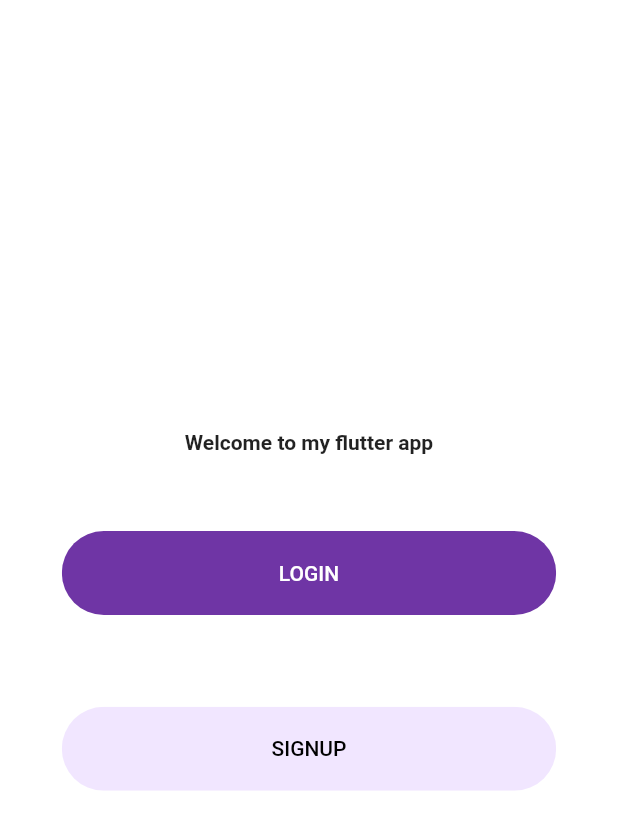
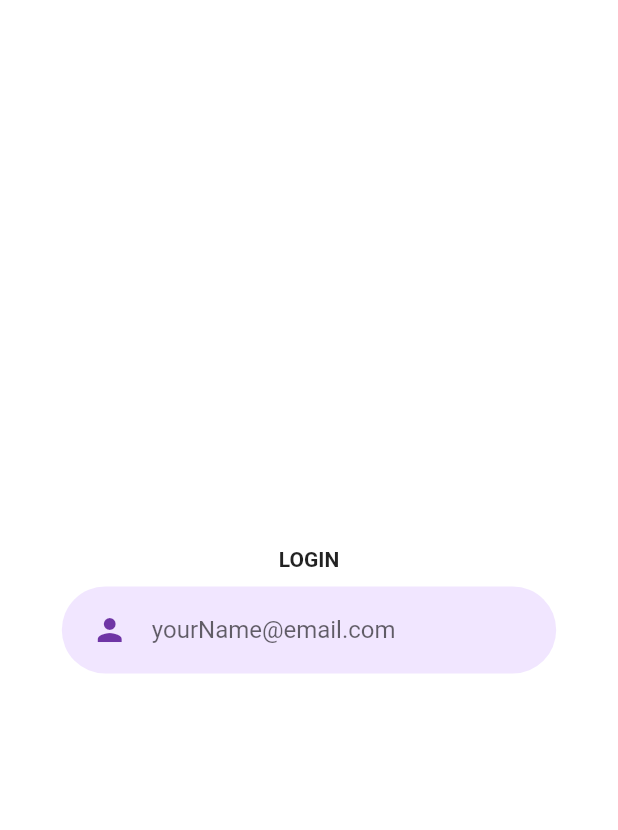
Before and after one commit to DPLATA/My-TDD-DevOps-Mobile, a Flutter app: the screen it shows after launch, after a tap on "LOGIN", on a phone screen of 412 x 824 dp. Shown: the top 830 px of the screen. Run offline on Flutter 3.47's test engine with Material 2 defaults, Android fonts, the phone set to English and light mode, and no system bars.

Commit message:
🎨♻️introduce major refactor on components🚸create login screen🚧login not finished need working on

```diff
--- /dev/null
+++ b/lib/screens/Login/components/background.dart
@@ -0,0 +1,24 @@
+import 'package:flutter/material.dart';
+
+class Background extends StatelessWidget {
+  final Widget child;
+  const Background({
+    Key key,
+    @required this.child,
+  }) : super(key: key);
+
+  @override
+  Widget build(BuildContext context) {
+    Size size = MediaQuery.of(context).size;
+    return Container(
+      width: double.infinity,
+      height: size.height,
+      child: Stack(
+        alignment: Alignment.center,
+        children: <Widget>[
+          child,
+        ],
+      ),
+    );
+  }
+}
--- /dev/null
+++ b/lib/screens/Login/components/body.dart
@@ -0,0 +1,28 @@
+import 'package:flutter/material.dart';
+import 'package:my_tdd_devops_mobile/screens/Login/components/background.dart';
+import 'package:my_tdd_devops_mobile/screens/Login/components/rounded_input_field.dart';
+
+class Body extends StatelessWidget {
+  const Body({
+    Key key,
+  }) : super(key: key);
+
+  @override
+  Widget build(BuildContext context) {
+    return Background(
+      child: Column(
+        mainAxisAlignment: MainAxisAlignment.center,
+        children: <Widget>[
+          Text(
+            "LOGIN",
+            style: TextStyle(fontWeight: FontWeight.bold),
+          ),
+          RoundedInputField(
+            hintText: "yourName@email.com",
+            onChanged: (value) {},
+          ),
+        ],
+      ),
+    );
+  }
+}
--- /dev/null
+++ b/lib/screens/Login/components/rounded_input_field.dart
@@ -0,0 +1,33 @@
+import 'package:flutter/material.dart';
+import 'package:my_tdd_devops_mobile/constants.dart';
+import 'package:my_tdd_devops_mobile/screens/Login/components/text_field_component.dart';
+
+class RoundedInputField extends StatelessWidget {
+  final String hintText;
+  final IconData icon;
+  final ValueChanged<String> onChanged;
+
+  const RoundedInputField({
+    Key key,
+    this.hintText,
+    this.icon = Icons.person,
+    this.onChanged,
+  }) : super(key: key);
+
+  @override
+  Widget build(BuildContext context) {
+    return TextFieldContainer(
+      child: TextField(
+        onChanged: onChanged,
+        decoration: InputDecoration(
+          icon: Icon(
+            icon,
+            color: kPrimaryColor,
+          ),
+          hintText: hintText,
+          border: InputBorder.none,
+        ),
+      ),
+    );
+  }
+}
--- /dev/null
+++ b/lib/screens/Login/components/text_field_component.dart
@@ -0,0 +1,25 @@
+import 'package:flutter/material.dart';
+import 'package:my_tdd_devops_mobile/constants.dart';
+
+class TextFieldContainer extends StatelessWidget {
+  final Widget child;
+  const TextFieldContainer({
+    Key key,
+    this.child,
+  }) : super(key: key);
+
+  @override
+  Widget build(BuildContext context) {
+    Size size = MediaQuery.of(context).size;
+    return Container(
+      margin: EdgeInsets.symmetric(vertical: 10),
+      padding: EdgeInsets.symmetric(horizontal: 20, vertical: 5),
+      width: size.width * 0.8,
+      decoration: BoxDecoration(
+        color: kPrimaryLightColor,
+        borderRadius: BorderRadius.circular(29),
+      ),
+      child: child,
+    );
+  }
+}
--- /dev/null
+++ b/lib/screens/Login/login_screen.dart
@@ -0,0 +1,11 @@
+import 'package:flutter/material.dart';
+import 'package:my_tdd_devops_mobile/screens/Login/components/body.dart';
+
+class LoginScreen extends StatelessWidget {
+  @override
+  Widget build(BuildContext context) {
+    return Scaffold(
+      body: Body(),
+    );
+  }
+}
--- a/lib/screens/Welcome/components/body.dart
+++ b/lib/screens/Welcome/components/body.dart
@@ -1,7 +1,8 @@
 import 'package:flutter/material.dart';
 import 'package:my_tdd_devops_mobile/components/rounded_button.dart';
 import 'package:my_tdd_devops_mobile/constants.dart';
-import 'background.dart';
+import 'package:my_tdd_devops_mobile/screens/Login/login_screen.dart';
+import 'package:my_tdd_devops_mobile/screens/Welcome/components/background.dart';
 
 class Body extends StatelessWidget {
   @override
@@ -18,9 +19,17 @@ class Body extends StatelessWidget {
             ),
             SizedBox(height: size.height * 0.05),
             RoundedButton(
-              text: "LOGIN",
-              press: () {},
-            ),
+                text: "LOGIN",
+                press: () {
+                  Navigator.push(
+                    context,
+                    MaterialPageRoute(
+                      builder: (context) {
+                        return LoginScreen();
+                      },
+                    ),
+                  );
+                }),
             SizedBox(height: size.height * 0.05),
             RoundedButton(
               text: "SIGNUP",
```
